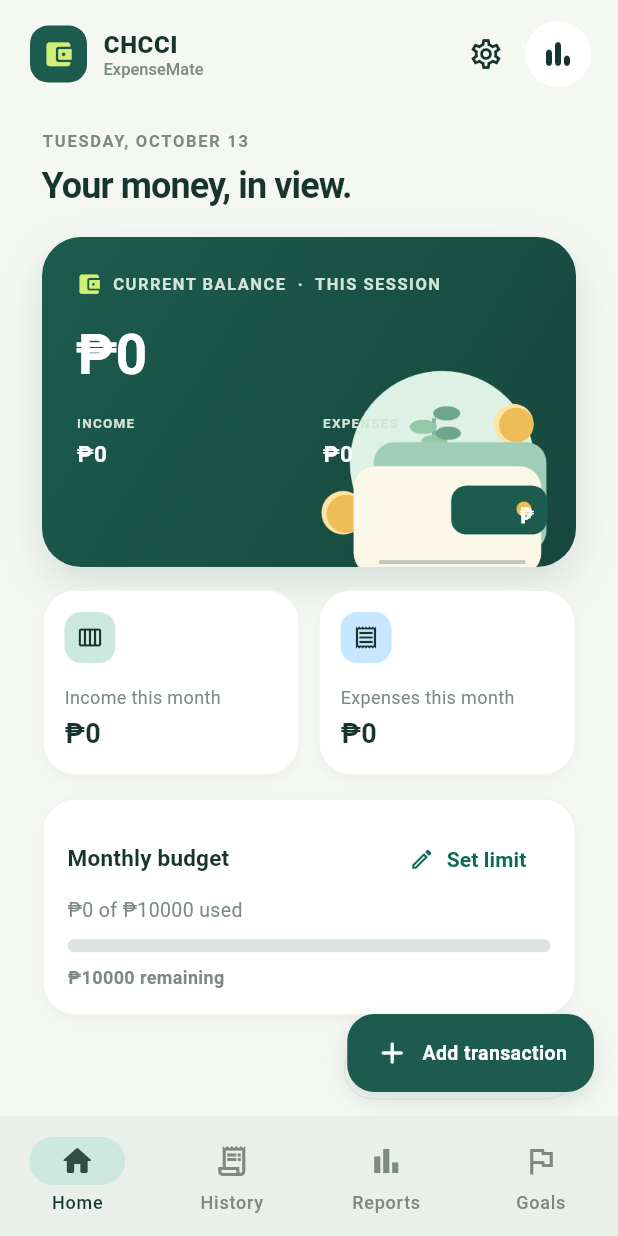
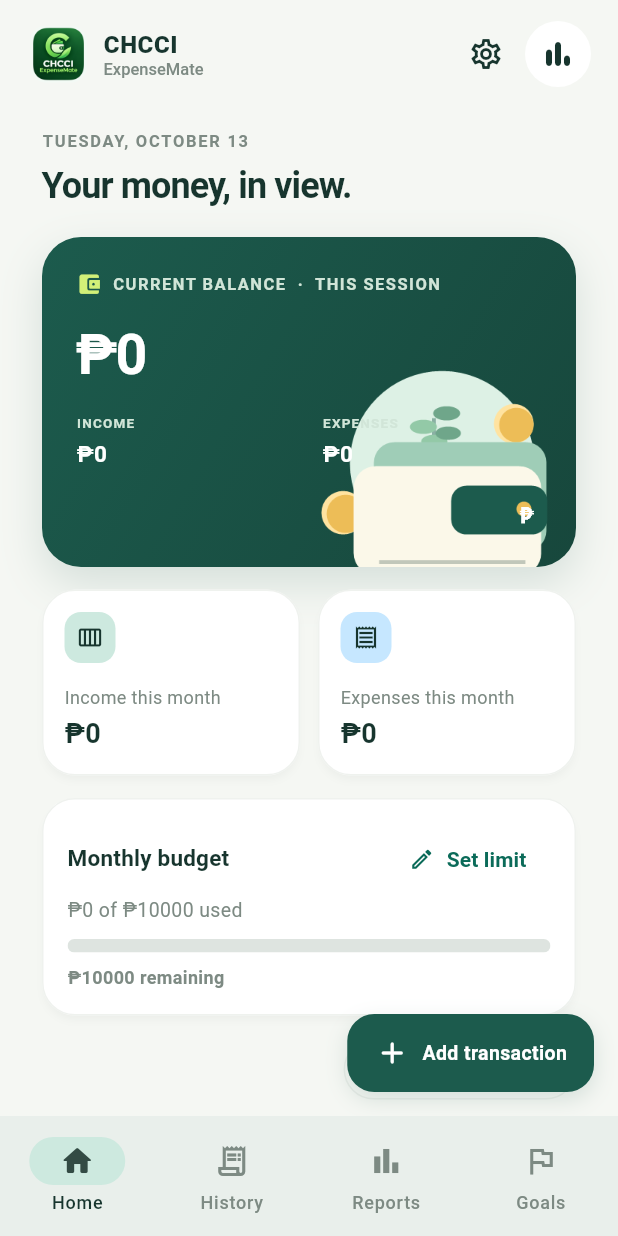
Before and after one commit to Jynxnanana/Personal_Expenses_Tracker, a Flutter app: the screen it shows after launch, on a phone screen of 412 x 824 dp. Run offline on Flutter 3.47's test engine with Material 3 defaults, Android fonts, the phone set to English and light mode, and no system bars.

Commit message:
Add CHCCI ExpenseMate branding

```diff
--- a/lib/widgets/expense_widgets.dart
+++ b/lib/widgets/expense_widgets.dart
@@ -10,17 +10,17 @@ class BrandMark extends StatelessWidget {
 
   @override
   Widget build(BuildContext context) {
-    return Container(
-      width: size,
-      height: size,
-      decoration: BoxDecoration(
-        color: ExpenseMateColors.forest,
-        borderRadius: BorderRadius.circular(size * .32),
-      ),
-      child: Icon(
-        Icons.account_balance_wallet_rounded,
-        size: size * .55,
-        color: ExpenseMateColors.lime,
+    return Semantics(
+      image: true,
+      label: 'CHCCI ExpenseMate logo',
+      child: ClipRRect(
+        borderRadius: BorderRadius.circular(size * .28),
+        child: Image.asset(
+          'assets/images/chcci_expensemate_logo.png',
+          width: size,
+          height: size,
+          fit: BoxFit.cover,
+        ),
       ),
     );
   }
--- a/pubspec.yaml
+++ b/pubspec.yaml
@@ -58,6 +58,7 @@ flutter:
   uses-material-design: true
   assets:
     - assets/images/savings_illustration.png
+    - assets/images/chcci_expensemate_logo.png
 
   # An image asset can refer to one or more resolution-specific "variants", see
   # https://flutter.dev/to/resolution-aware-images
```
Also changed, not shown: assets/images/chcci_expensemate_logo.png (added), 12 other files.
